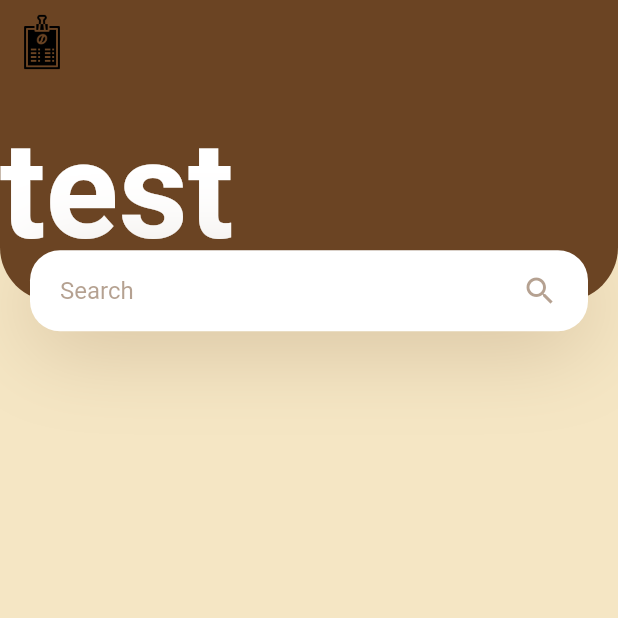
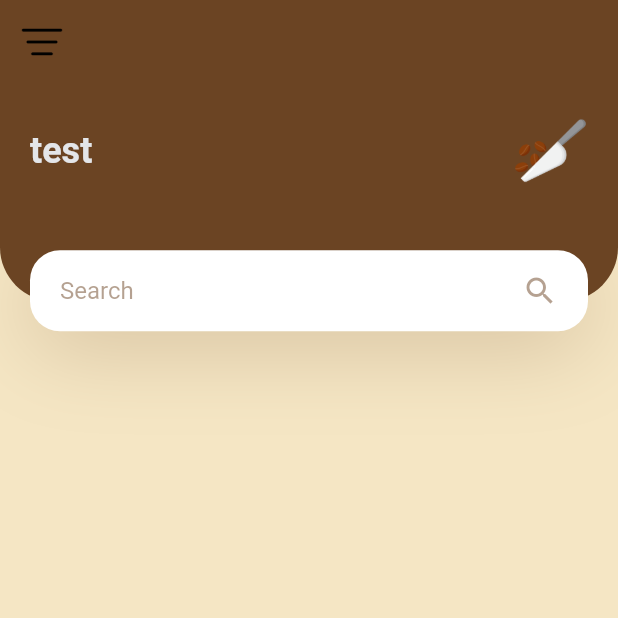
Before and after one commit to shinnkura/coffee_app, a Flutter app: the screen it shows after launch, on a phone screen of 412 x 824 dp, the top half of it. Run offline on Flutter 3.47's test engine with Material 2 defaults, Android fonts, the phone set to English and light mode, and no system bars.

Commit message:
headerとサーチボック完成

```diff
--- a/lib/components/body.dart
+++ b/lib/components/body.dart
@@ -9,12 +9,31 @@ class Body extends StatelessWidget {
   Widget build(BuildContext context) {
     Size size = MediaQuery.of(context).size;
     return Column(
-      children: <Widget>[
-        Container(
+      children: <Widget>[HeaderWithSearchBox(size: size)],
+    );
+  }
+}
+
+class HeaderWithSearchBox extends StatelessWidget {
+  const HeaderWithSearchBox({
+    super.key,
+    required this.size,
+  });
+
+  final Size size;
+
+  @override
+  Widget build(BuildContext context) {
+    return Container(
       height: size.height * .2,
       child: Stack(
         children: <Widget>[
           Container(
+            padding: EdgeInsets.only(
+              left: kDefaultPadding,
+              right: kDefaultPadding,
+              bottom: 36 + kDefaultPadding,
+            ),
             height: size.height * .2 - 20,
             decoration: const BoxDecoration(
               color: kPrimaryColor,
@@ -27,24 +46,13 @@ class Body extends StatelessWidget {
               children: <Widget>[
                 Text(
                   'test',
-                      // style: TextStyle(
-                      //   color: Colors.white,
-                      //   fontWeight: FontWeight.bold,
-                      // ),
-                      // style: theme.of(
-                      //       context,
-                      //     )
-                      //     .TextStyle
-                      //     .bodyText1
-                      //     .copyWith(
-                      //       color: Colors.white,
-                      //       fontWeight: FontWeight.bold,
-                      //     ),
-                      style: TextStyle(
-                        color: Colors.white,
-                        fontWeight: FontWeight.bold,
-                        fontSize: 90,
+                  style: Theme.of(context).textTheme.bodyMedium,
                 ),
+                Spacer(),
+                Image.asset(
+                  "assets/icons/logo.png",
+                  height: 100,
+                  width: 50,
                 ),
               ],
             ),
@@ -95,8 +103,6 @@ class Body extends StatelessWidget {
           ),
         ],
       ),
-        )
-      ],
     );
   }
 }
--- a/lib/constants.dart
+++ b/lib/constants.dart
@@ -1,7 +1,7 @@
 import 'package:flutter/material.dart';
 
 const kPrimaryColor = Color(0xFF6B4423);
-const kTextColor = Color(0xFF4B3822);
+const kTextColor = Color.fromARGB(255, 228, 230, 233);
 const kBackgroundColor = Color(0xFFF5E6C4);
 
 const double kDefaultPadding = 20.0;
--- a/lib/main.dart
+++ b/lib/main.dart
@@ -19,11 +19,18 @@ class MyApp extends StatelessWidget {
         scaffoldBackgroundColor: kBackgroundColor,
         primaryColor: kPrimaryColor,
         textTheme:
-            Theme.of(context).textTheme.apply(bodyColor: kTextColor).copyWith(
-                  bodyText1: TextStyle(
+            // Theme.of(context).textTheme.apply(bodyColor: kTextColor).copyWith(
+            //       bodyText1: TextStyle(
+            //         color: kTextColor,
+            //         fontWeight: FontWeight.bold,
+            //         fontSize: 90,
+            //       ),
+            //     ),
+            ThemeData().textTheme.apply(bodyColor: kTextColor).copyWith(
+                  bodyMedium: TextStyle(
                     color: kTextColor,
                     fontWeight: FontWeight.bold,
-                    fontSize: 90,
+                    fontSize: 24,
                   ),
                 ),
         visualDensity: VisualDensity.adaptivePlatformDensity,
```
Also changed, not shown: assets/icons/logo.png (added), assets/icons/menu.png. Lines whose indentation alone changed are shown as unchanged.
